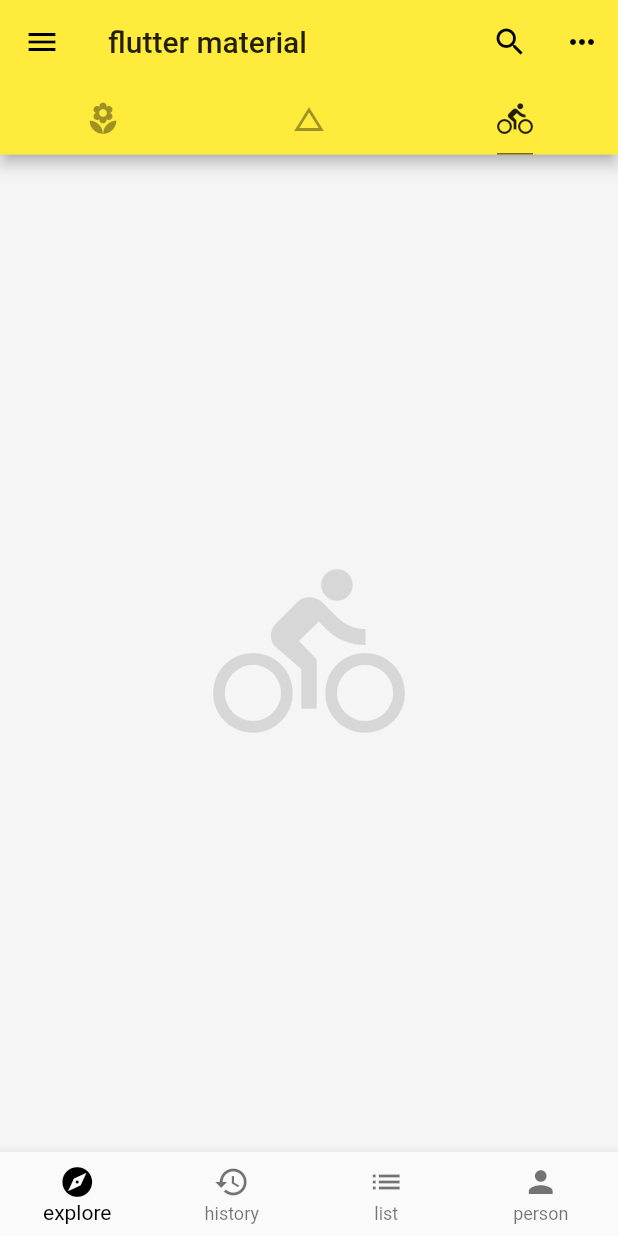
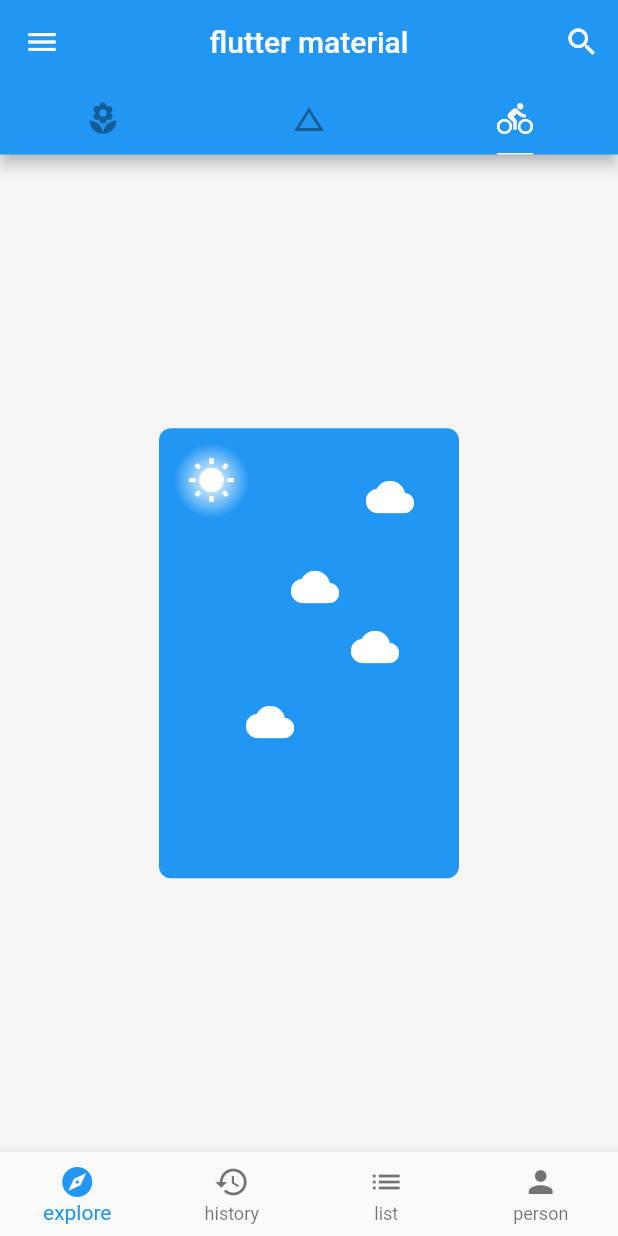
Before and after one commit to 390057892/flutter_widght, a Flutter app: the screen it shows after launch, tab 3 chosen, on a phone screen of 412 x 824 dp. Run offline on Flutter 3.47's test engine with Material 2 defaults, Android fonts, the phone set to English and light mode, and no system bars; network calls fail.

Commit message:
layout部件demo

```diff
--- a/widght_flutter/lib/demo/basic_demo.dart
+++ b/widght_flutter/lib/demo/basic_demo.dart
@@ -41,7 +41,7 @@ class BasicDemo extends StatelessWidget {
                 boxShadow: [
                   BoxShadow(
                       offset: Offset(6.0, 7.0),
-                      color: Color.fromRGBO(16, 20, 188, 1.0),
+                      color: Colors.blue,
                       blurRadius: 10, //blurRadius 模糊程度
                       spreadRadius: 1.0 //spreadRadius 阴影扩散成都
                       ) //BoxShadow 阴影
@@ -50,7 +50,7 @@ class BasicDemo extends StatelessWidget {
                 gradient: LinearGradient(
                   colors: [
                     Color.fromRGBO(7, 102, 255, 1.0),
-                    Color.fromRGBO(3, 28, 128, 1.0)
+                    Colors.blue[300]
                   ],
                   begin: Alignment.topCenter,
                   end: Alignment.bottomCenter,
--- a/widght_flutter/lib/demo/bottom_navigation_bar_demo.dart
+++ b/widght_flutter/lib/demo/bottom_navigation_bar_demo.dart
@@ -21,7 +21,7 @@ class _BottomNavigationBarDemoState extends State<BottomNavigationBarDemo> {
       currentIndex: _currentIndex,
       onTap: _onTabHandler,
       type: BottomNavigationBarType.fixed,
-      fixedColor: Colors.black,
+      fixedColor: Colors.blue,
       items: [
         BottomNavigationBarItem(
           icon: Icon(Icons.explore),
--- /dev/null
+++ b/widght_flutter/lib/demo/layout_demo.dart
@@ -0,0 +1,116 @@
+import 'package:flutter/material.dart';
+
+class LayoutDemo extends StatelessWidget {
+  @override
+  Widget build(BuildContext context) {
+    return Column(mainAxisAlignment: MainAxisAlignment.center, //主轴
+        children: <Widget>[StackDemo()]);
+  }
+}
+
+//stack层叠部件简单使用
+class StackDemo extends StatelessWidget {
+  @override
+  Widget build(BuildContext context) {
+    return Stack(
+      children: <Widget>[
+        SizedBox(
+          child: Container(
+            width: 200.0,
+            height: 300.0,
+            decoration: BoxDecoration(
+              color: Colors.blue,
+              borderRadius: BorderRadius.circular(8.0),
+            ),
+          ),
+        ),
+        SizedBox(
+          height: 32.0,
+        ),
+        SizedBox(
+          child: Container(
+            width: 50.0,
+            height: 50.0,
+            margin: EdgeInsets.all(10.0),
+            decoration: BoxDecoration(
+                color: Colors.blue,
+                shape: BoxShape.circle,
+                gradient: RadialGradient(colors: [Colors.white, Colors.blue])),
+            child: Icon(Icons.wb_sunny, color: Colors.white, size: 32.0),
+          ),
+        ),
+        Positioned(
+          right: 40.0,
+          top: 130.0,
+          child: Icon(Icons.cloud, color: Colors.white, size: 32.0),
+        ),
+        Positioned(
+          right: 30.0,
+          top: 30.0,
+          child: Icon(Icons.cloud, color: Colors.white, size: 32.0),
+        ),
+        Positioned(
+          right: 80.0,
+          top: 90.0,
+          child: Icon(Icons.cloud, color: Colors.white, size: 32.0),
+        ),
+        Positioned(
+          right: 110.0,
+          top: 180.0,
+          child: Icon(Icons.cloud, color: Colors.white, size: 32.0),
+        ),
+      ],
+    );
+  }
+}
+
+//通用IconBadge简单使用
+class IconBadge extends StatelessWidget {
+  final IconData icon;
+  final double size;
+
+  IconBadge(this.icon, {this.size = 32.0});
+
+  @override
+  Widget build(BuildContext context) {
+    return Container(
+      child: Icon(
+        icon,
+        size: size,
+        color: Colors.white,
+      ),
+      width: size + 60,
+      height: size + 60,
+      color: Colors.blue,
+    );
+  }
+}
+
+//AspectRatioDemo
+class AspectRatioDemo extends StatelessWidget {
+  @override
+  Widget build(BuildContext context) {
+    return AspectRatio(
+      aspectRatio: 16.0 / 9.0,
+      child: Container(
+        color: Colors.blue,
+      ),
+    );
+  }
+}
+
+//ConstrainedBoxDemo
+class ConstrainedBoxDemo extends StatelessWidget {
+  @override
+  Widget build(BuildContext context) {
+    return ConstrainedBox(
+      constraints: BoxConstraints(
+        maxHeight: 100,
+        maxWidth: 100
+      ),
+       child: Container(
+        color: Colors.blue,
+      ),
+    );
+  }
+}
--- a/widght_flutter/lib/main.dart
+++ b/widght_flutter/lib/main.dart
@@ -3,6 +3,7 @@ import 'demo/listview_demo.dart';
 import 'demo/drawer_demo.dart';
 import 'demo/bottom_navigation_bar_demo.dart';
 import 'demo/basic_demo.dart';
+import 'demo/layout_demo.dart';
 
 void main() => runApp(MyApp());
 
@@ -14,7 +15,7 @@ class MyApp extends StatelessWidget {
       home: Home(),
       theme: ThemeData(
           //主题
-          primarySwatch: Colors.yellow,
+          primarySwatch: Colors.blue,
           highlightColor: Color.fromRGBO(255, 255, 255, 0.5), //选中高亮颜色
           splashColor: Colors.white70, //水波纹颜色
           platform: TargetPlatform.iOS),
@@ -37,16 +38,11 @@ class Home extends StatelessWidget {
                 tooltip: 'search',
                 onPressed: () => debugPrint('search press'),
               ),
-              IconButton(
-                icon: Icon(Icons.more_horiz),
-                tooltip: 'more',
-                onPressed: () => debugPrint('more press'),
-              ),
             ],
             elevation: 4.0,
             bottom: TabBar(
               unselectedLabelColor: Colors.black38,
-              indicatorColor: Colors.black54,
+              indicatorColor: Colors.white,
               indicatorSize: TabBarIndicatorSize.label,
               indicatorWeight: 1.0,
               tabs: <Widget>[
@@ -61,9 +57,8 @@ class Home extends StatelessWidget {
           body: TabBarView(
             children: <Widget>[
               ListViewDemo(),
-              // Icon(Icons.change_history, size: 128, color: Colors.black12),
               BasicDemo(),
-              Icon(Icons.directions_bike, size: 128, color: Colors.black12),
+              LayoutDemo(),
             ],
           ),
           drawer: DrawerDemo(),
```
